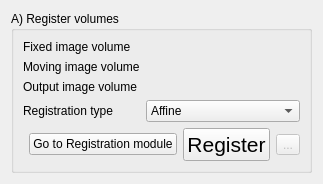
The window that Modules/Scripted/Workflow/Widgets/Resources/UI/RegisterWidget.ui (KitwareMedical/Deprecated-VesselView) describes before a commit, drawn with Qt 5.
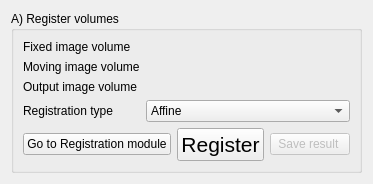
The same window after the commit. Custom widgets are drawn as their Qt base class.

Commit message:
ENH: Add Save result text to the save buttons
As a result of this, the tool button were promoted to push buttons.
Note that the "Save results " text as an extra space in the end to provide
a more balanced-looking widget.

```diff
--- a/Modules/Scripted/Workflow/Widgets/Resources/UI/RegisterWidget.ui
+++ b/Modules/Scripted/Workflow/Widgets/Resources/UI/RegisterWidget.ui
@@ -83,7 +83,7 @@
          </widget>
         </item>
         <item>
-         <widget class="QToolButton" name="RegisterSaveToolButton">
+         <widget class="QPushButton" name="RegisterSavePushButton">
           <property name="enabled">
            <bool>false</bool>
           </property>
@@ -91,12 +91,7 @@
            <string>Save the output image</string>
           </property>
           <property name="text">
-           <string>...</string>
-          </property>
-          <property name="workflow" stdset="0">
-           <stringlist>
-            <string>0</string>
-           </stringlist>
+           <string>Save result </string>
           </property>
          </widget>
         </item>
```
The commit also changes 13 other files.
